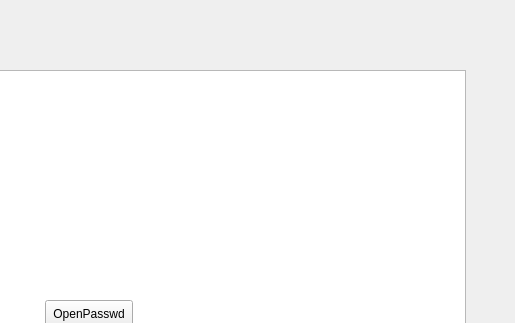
Before: the Qt Designer form mainwindow.ui in hknarutofk/qt-training, drawn with Qt 5; both pictures show x 285 to 800 and y 0 to 323 of the 800 by 600 pixel window.
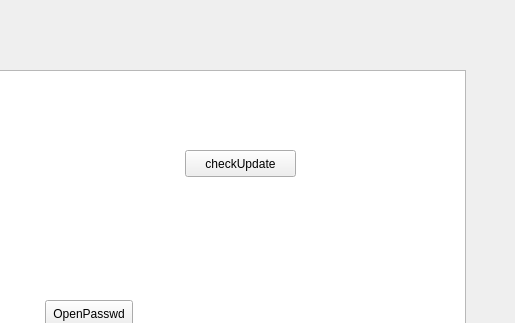
After: the same form once the commit is applied.

Patch:
```diff
--- a/mainwindow.ui
+++ b/mainwindow.ui
@@ -72,10 +72,24 @@
      </brush>
     </property>
    </widget>
+   <widget class="QPushButton" name="pushButton_checkUpdate">
+    <property name="geometry">
+     <rect>
+      <x>470</x>
+      <y>150</y>
+      <width>111</width>
+      <height>27</height>
+     </rect>
+    </property>
+    <property name="text">
+     <string>checkUpdate</string>
+    </property>
+   </widget>
    <zorder>graphicsView</zorder>
    <zorder>pushButton</zorder>
    <zorder>pushButton_2</zorder>
    <zorder>pushButton_3</zorder>
+   <zorder>pushButton_checkUpdate</zorder>
   </widget>
   <widget class="QStatusBar" name="statusbar"/>
  </widget>
```
